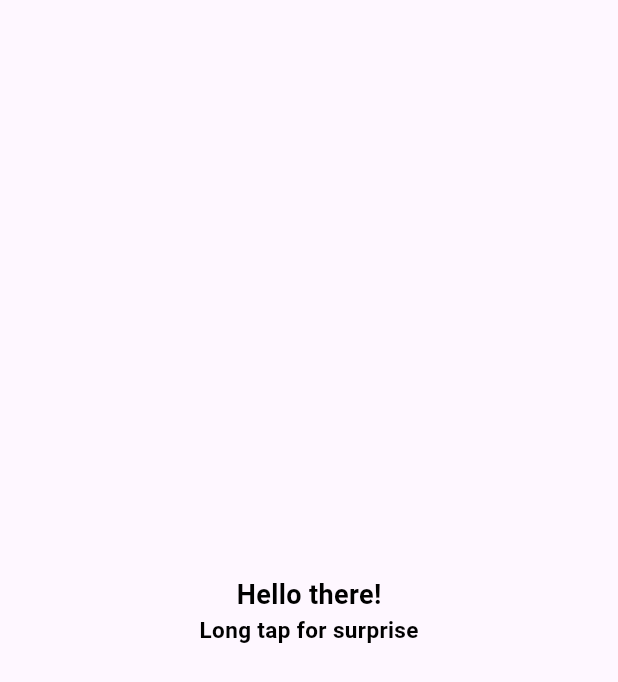
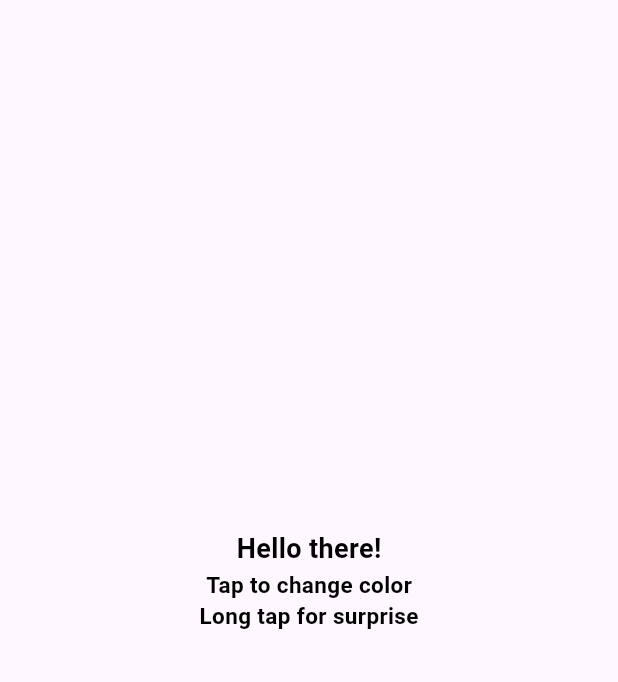
Before and after one commit to pacomgh/random_colors, a Flutter app: the screen it shows after launch, on a phone screen of 412 x 824 dp. Shown: the top 682 px of the screen. Run offline on Flutter 3.47's test engine with Material 3 defaults, Android fonts, the phone set to English and light mode, and no system bars.

Commit message:
refactor few code

```diff
--- a/lib/pages/random_color_page.dart
+++ b/lib/pages/random_color_page.dart
@@ -23,6 +23,7 @@ class _RandomColorPageState extends State<RandomColorPage> {
   final random = Random();
   bool showSurprise = false, showCustom = false, showFun = false;
   Timer? timer;
+  double randomWith = 0, randomHeight = 0;
 
   @override
   void initState() {
@@ -52,9 +53,7 @@ class _RandomColorPageState extends State<RandomColorPage> {
               backgroundColor = generateRandomColor(changeOpacity: false);
               debugPrint('🌟 ${isDark(backgroundColor!)}');
               debugPrint('🌟 ${backgroundColor!.g}');
-              textColor = isDark(backgroundColor!)
-                  ? Colors.white
-                  : Colors.black;
+              changeTextColor();
             });
           },
           child: AnimatedContainer(
@@ -75,6 +74,14 @@ class _RandomColorPageState extends State<RandomColorPage> {
                       fontSize: 18,
                       fontWeight: FontWeight.bold,
                     ),
+                  ),
+                ),
+                Text(
+                  'Tap to change color',
+                  style: TextStyle(
+                    color: textColor,
+                    fontSize: 15,
+                    fontWeight: FontWeight.bold,
                   ),
                 ),
                 Text(
@@ -146,9 +153,12 @@ class _RandomColorPageState extends State<RandomColorPage> {
                       ],
                     ),
                   ),
+                SizedBox(height: 20),
                 if (showCustom)
                   Column(
                     children: [
+                      Text('Red', style: TextStyle(color: textColor)),
+                      SizedBox(height: 5),
                       Slider(
                         value: red.toDouble(),
                         min: 0,
@@ -162,10 +172,14 @@ class _RandomColorPageState extends State<RandomColorPage> {
                               blue,
                               sliderBackgroundOpacity,
                             );
+                            changeTextColor();
                           });
+
                           debugPrint('🟢 $backgroundColor');
                         },
                       ),
+                      Text('Blue', style: TextStyle(color: textColor)),
+                      SizedBox(height: 5),
                       Slider(
                         value: green.toDouble(),
                         min: 0,
@@ -179,10 +193,13 @@ class _RandomColorPageState extends State<RandomColorPage> {
                               blue,
                               sliderBackgroundOpacity,
                             );
+                            changeTextColor();
                           });
                           debugPrint('🟢 $backgroundColor');
                         },
                       ),
+                      Text('Green', style: TextStyle(color: textColor)),
+                      SizedBox(height: 5),
                       Slider(
                         value: blue.toDouble(),
                         min: 0,
@@ -196,19 +213,12 @@ class _RandomColorPageState extends State<RandomColorPage> {
                               blue,
                               sliderBackgroundOpacity,
                             );
+                            changeTextColor();
                           });
                           debugPrint('🟢 $backgroundColor');
                         },
                       ),
-                      if (showFun)
-                        AnimatedContainer(
-                          duration: const Duration(milliseconds: 800),
-                          curve: Curves.easeInOut,
-                          decoration: BoxDecoration(
-                            color: animatedBackgroundColor,
-                            borderRadius: BorderRadius.circular(20),
-                          ),
-                        ),
+
                       // Slider(
                       //   value: sliderBackgroundOpacity,
                       //   min: 0,
@@ -227,6 +237,18 @@ class _RandomColorPageState extends State<RandomColorPage> {
                       //   },
                       // ),
                     ],
+                  ),
+                SizedBox(height: 20),
+                if (showFun)
+                  AnimatedContainer(
+                    width: randomWith != 0 ? randomWith : 100,
+                    height: randomHeight != 0 ? randomHeight : 100,
+                    duration: const Duration(milliseconds: 800),
+                    curve: Curves.easeInOut,
+                    decoration: BoxDecoration(
+                      color: animatedBackgroundColor,
+                      borderRadius: BorderRadius.circular(20),
+                    ),
                   ),
               ],
             ),
@@ -248,28 +270,49 @@ class _RandomColorPageState extends State<RandomColorPage> {
     );
   }
 
+  Color generateRandomColorFun() {
+    animatedRed = random.nextInt(256);
+    animatedBlue = random.nextInt(256);
+    animatedGreen = random.nextInt(256);
+    return Color.fromRGBO(
+      animatedRed,
+      animatedBlue,
+      animatedGreen,
+      sliderBackgroundOpacity,
+    );
+  }
+
   bool isDark(Color color) {
     double luminance = color.computeLuminance();
     return luminance < 0.5;
   }
 
+  (double, double) randomContainerSize() {
+    return (random.nextDouble() * 100, random.nextDouble() * 100);
+  }
+
+  Color changeTextColor() {
+    return textColor = isDark(backgroundColor!) ? Colors.white : Colors.black;
+  }
+
   void animateColors() {
-    print('🌟animate colors');
+    // print('🌟animate colors');
     timer?.cancel();
+    double width = 0;
+    double height = 0;
     timer = Timer.periodic(const Duration(seconds: 2), (timer) {
       setState(() {
-        animatedRed = random.nextInt(256);
-        animatedBlue = random.nextInt(256);
-        animatedGreen = random.nextInt(256);
+        animatedBackgroundColor = generateRandomColorFun();
         backgroundColor = generateRandomColor(changeOpacity: false);
-        print('🌟 main color $backgroundColor');
-        textColor = isDark(backgroundColor!) ? Colors.white : Colors.black;
-        animatedBackgroundColor = Color.fromRGBO(
-          animatedRed,
-          animatedGreen,
-          animatedBlue,
-          sliderBackgroundOpacity,
-        );
+        // print('🌟 main color $backgroundColor');
+        changeTextColor();
+        (width, height) = randomContainerSize();
+        randomWith = width;
+        randomHeight = height;
+        // print('🌟 random wi $randomWith');
+        // print('🌟 random he $randomHeight');
+
+        // print('🌟 animated back colo $animatedBackgroundColor');
       });
     });
   }
```
